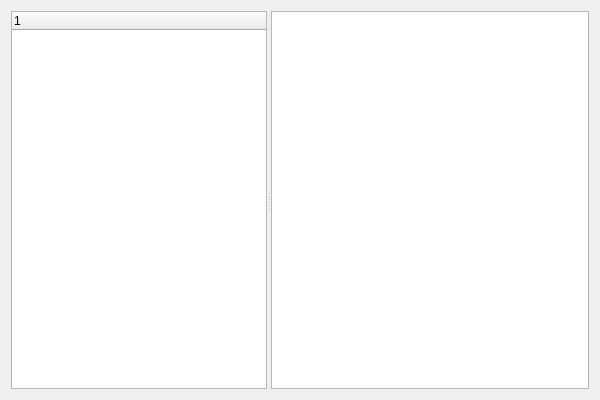
Before: the Qt Designer form Forms/NodeInfo.ui in Philip117/FBXViewer, drawn with Qt 5.
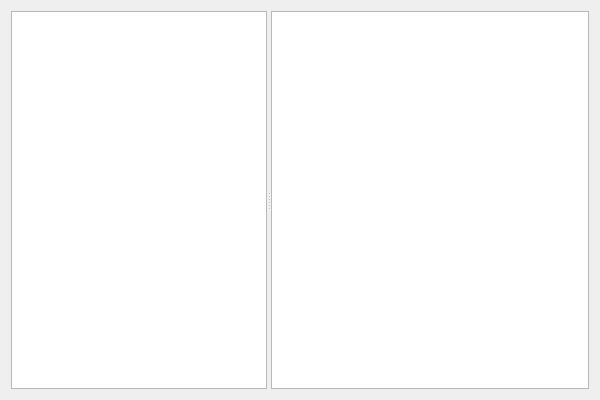
After: the same form once the commit is applied.

What changed in the file:
```diff
--- a/Forms/NodeInfo.ui
+++ b/Forms/NodeInfo.ui
@@ -26,9 +26,12 @@
         <verstretch>0</verstretch>
        </sizepolicy>
       </property>
+      <attribute name="headerVisible">
+       <bool>false</bool>
+      </attribute>
       <column>
        <property name="text">
-        <string notr="true">1</string>
+        <string notr="true"/>
        </property>
       </column>
      </widget>
```
